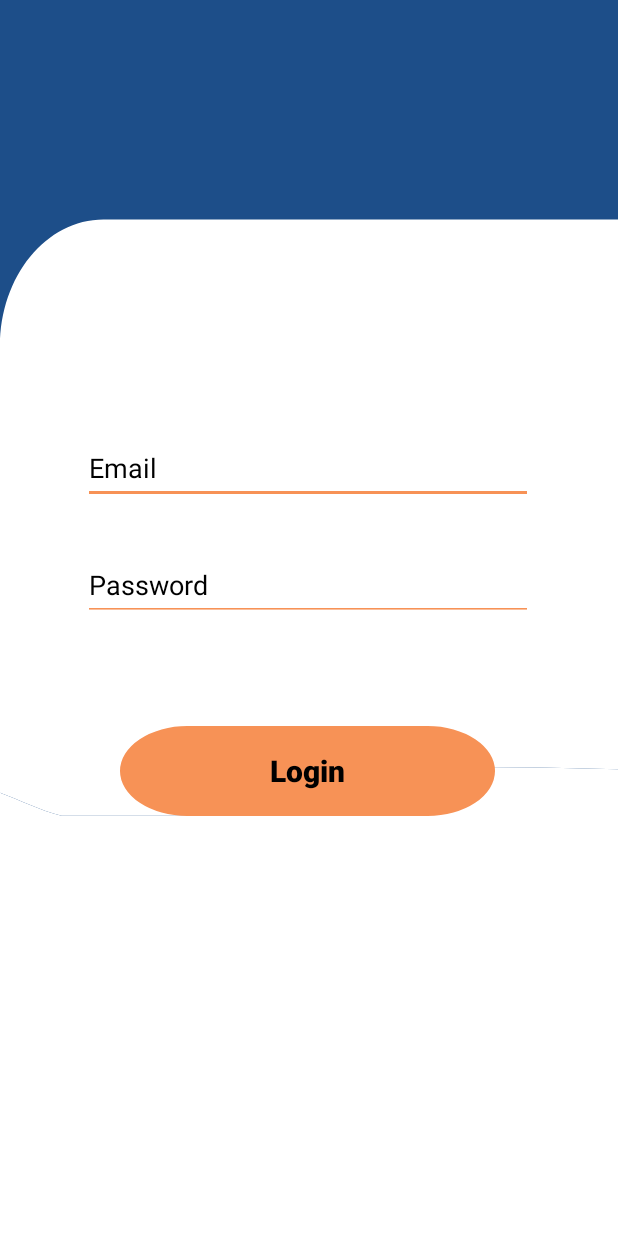
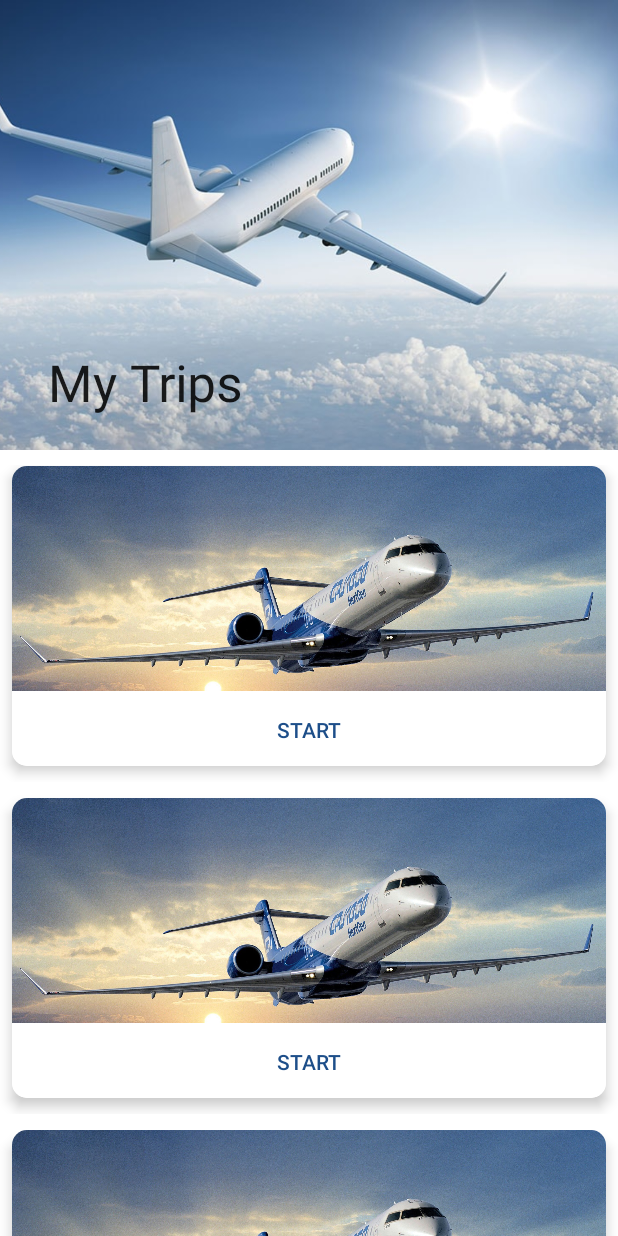
Before and after one commit to hussein1574/TripsApp, an Android app: the Login screen opened directly, with no data from a screen before it, after a tap on "Login", on a phone screen of 412 x 824 dp. Run offline under Robolectric (Android 15) with nearby library versions, the phone set to English and light mode, and no system bars; our stand-ins replace Firebase (no records; nobody signed in at launch, a user with empty details on screens opened directly).

Commit message:
Link Trips RecycleView

```diff
--- a/app/src/main/java/com/seinical/trips/Login.java
+++ b/app/src/main/java/com/seinical/trips/Login.java
@@ -3,6 +3,7 @@ package com.seinical.trips;
 import androidx.annotation.NonNull;
 import androidx.appcompat.app.AppCompatActivity;
 
+import android.content.Intent;
 import android.graphics.Bitmap;
 import android.graphics.BitmapFactory;
 import android.os.Bundle;
@@ -79,7 +80,7 @@ public class Login extends AppCompatActivity {
                     public void onCancelled(@NonNull DatabaseError error) {}
                 });
             }
-
+            startActivity(new Intent(this, UpcomingActivity.class));
         });
     }
 
--- a/app/src/main/java/com/seinical/trips/UpcomingActivity.java
+++ b/app/src/main/java/com/seinical/trips/UpcomingActivity.java
@@ -1,15 +1,37 @@
 package com.seinical.trips;
 
 import androidx.appcompat.app.AppCompatActivity;
+import androidx.recyclerview.widget.LinearLayoutManager;
+import androidx.recyclerview.widget.RecyclerView;
 
 import android.os.Bundle;
 import android.widget.Button;
 
+import com.seinical.trips.data.TempTripsDataManager;
+import com.seinical.trips.data.Trip;
+import com.seinical.trips.data.TripsRecyclerAdapter;
+
+import java.util.List;
+
 public class UpcomingActivity extends AppCompatActivity {
+
+    private List<Trip> trips;
+    RecyclerView mTripsRecyclerView;
 
     @Override
     protected void onCreate(Bundle savedInstanceState) {
         super.onCreate(savedInstanceState);
         setContentView(R.layout.activity_upcoming);
+
+        initComponents();
+        LinearLayoutManager tripsLayoutManager = new LinearLayoutManager(this);
+        mTripsRecyclerView.setLayoutManager(tripsLayoutManager);
+        TripsRecyclerAdapter tripsRecyclerAdapter = new TripsRecyclerAdapter(this,trips);
+        mTripsRecyclerView.setAdapter(tripsRecyclerAdapter);
+    }
+
+    private void initComponents() {
+        trips = TempTripsDataManager.getInstance().getTrips();
+        mTripsRecyclerView = findViewById(R.id.upcoming_recyclerview);
     }
 }
--- /dev/null
+++ b/app/src/main/java/com/seinical/trips/data/TempTripsDataManager.java
@@ -0,0 +1,41 @@
+package com.seinical.trips.data;
+
+import java.util.ArrayList;
+import java.util.List;
+
+public class TempTripsDataManager {
+    private static TempTripsDataManager instance = null;
+    private final List<Trip> trips = new ArrayList<>();
+
+    private TempTripsDataManager(){}
+
+    public static TempTripsDataManager getInstance() {
+        if (instance == null) {
+            synchronized (TempTripsDataManager.class) {
+                if (instance == null) {
+                    instance = new TempTripsDataManager();
+                    instance.initializeTrips();
+                }
+            }
+        }
+        return instance;
+    }
+
+    private void initializeTrips() {
+        trips.add(new Trip("Trip1","17/10/2022","17:00","Upcoming","Cairo","Cairo"));
+        trips.add(new Trip("Trip1","17/10/2022","17:00","Upcoming","Cairo","Cairo"));
+        trips.add(new Trip("Trip1","17/10/2022","17:00","Upcoming","Cairo","Cairo"));
+        trips.add(new Trip("Trip1","17/10/2022","17:00","Upcoming","Cairo","Cairo"));
+        trips.add(new Trip("Trip1","17/10/2022","17:00","Upcoming","Cairo","Cairo"));
+        trips.add(new Trip("Trip1","17/10/2022","17:00","Upcoming","Cairo","Cairo"));
+        trips.add(new Trip("Trip1","17/10/2022","17:00","Upcoming","Cairo","Cairo"));
+        trips.add(new Trip("Trip1","17/10/2022","17:00","Upcoming","Cairo","Cairo"));
+        trips.add(new Trip("Trip1","17/10/2022","17:00","Upcoming","Cairo","Cairo"));
+        trips.add(new Trip("Trip1","17/10/2022","17:00","Upcoming","Cairo","Cairo"));
+        trips.add(new Trip("Trip1","17/10/2022","17:00","Upcoming","Cairo","Cairo"));
+    }
+
+    public List<Trip> getTrips() {
+        return trips;
+    }
+}
--- /dev/null
+++ b/app/src/main/java/com/seinical/trips/data/Trip.java
@@ -0,0 +1,67 @@
+package com.seinical.trips.data;
+
+public class Trip {
+    private String name;
+    private String date;
+    private String time;
+    private String status;
+    private String source;
+    private String destination;
+
+    public Trip(String name, String date, String time, String status, String source, String destination) {
+        this.name = name;
+        this.date = date;
+        this.time = time;
+        this.status = status;
+        this.source = source;
+        this.destination = destination;
+    }
+
+    public String getName() {
+        return name;
+    }
+
+    public void setName(String name) {
+        this.name = name;
+    }
+
+    public String getDate() {
+        return date;
+    }
+
+    public void setDate(String date) {
+        this.date = date;
+    }
+
+    public String getTime() {
+        return time;
+    }
+
+    public void setTime(String time) {
+        this.time = time;
+    }
+
+    public String getStatus() {
+        return status;
+    }
+
+    public void setStatus(String status) {
+        this.status = status;
+    }
+
+    public String getSource() {
+        return source;
+    }
+
+    public void setSource(String source) {
+        this.source = source;
+    }
+
+    public String getDestination() {
+        return destination;
+    }
+
+    public void setDestination(String destination) {
+        this.destination = destination;
+    }
+}
--- /dev/null
+++ b/app/src/main/java/com/seinical/trips/data/TripsRecyclerAdapter.java
@@ -0,0 +1,103 @@
+package com.seinical.trips.data;
+
+import android.content.Context;
+import android.view.LayoutInflater;
+import android.view.View;
+import android.view.ViewGroup;
+import android.view.animation.Animation;
+import android.view.animation.TranslateAnimation;
+import android.widget.Button;
+import android.widget.TextView;
+
+import androidx.annotation.NonNull;
+import androidx.cardview.widget.CardView;
+import androidx.recyclerview.widget.RecyclerView;
+import androidx.transition.AutoTransition;
+import androidx.transition.Fade;
+import androidx.transition.Transition;
+import androidx.transition.TransitionManager;
+
+import com.seinical.trips.R;
+
+import java.util.List;
+
+public class TripsRecyclerAdapter extends RecyclerView.Adapter<TripsRecyclerAdapter.TripsViewHolder>{
+
+    Context context;
+    List<Trip> trips;
+    LayoutInflater layoutInflater;
+
+    public TripsRecyclerAdapter(Context context, List<Trip> trips) {
+        this.context = context;
+        this.trips = trips;
+        layoutInflater = LayoutInflater.from(context);
+    }
+
+    @NonNull
+    @Override
+    public TripsViewHolder onCreateViewHolder(@NonNull ViewGroup parent, int viewType) {
+        View viewItem = layoutInflater.inflate(R.layout.trip_item,parent,false);
+        return new TripsViewHolder(viewItem);
+    }
+
+    @Override
+    public void onBindViewHolder(@NonNull TripsViewHolder holder, int position) {
+        Trip trip = trips.get(position);
+        holder.name.setText(trip.getName());
+        holder.date.setText(trip.getDate());
+        holder.time.setText(trip.getTime());
+        holder.status.setText(trip.getStatus());
+        holder.source.setText(trip.getSource());
+        holder.destination.setText(trip.getDestination());
+    }
+
+    @Override
+    public int getItemCount() {
+        return trips.size();
+    }
+
+    public class TripsViewHolder extends RecyclerView.ViewHolder {
+        int visibility;
+        TextView name;
+        TextView date;
+        TextView time;
+        TextView status;
+        TextView source;
+        TextView destination;
+        Button start;
+        CardView trip;
+        androidx.constraintlayout.widget.ConstraintLayout data;
+
+        public TripsViewHolder(@NonNull View itemView) {
+            super(itemView);
+            initComponents(itemView);
+
+            itemView.setOnClickListener(view ->{
+                visibility = data.getVisibility();
+                Transition transition = new AutoTransition();
+                if (visibility == View.VISIBLE) {
+                    transition.setDuration(100);
+                    TransitionManager.beginDelayedTransition(trip,transition);
+                    visibility = View.GONE;
+                } else if (visibility == View.GONE) {
+                    transition.setDuration(300);
+                    TransitionManager.beginDelayedTransition(trip,transition);
+                    visibility = View.VISIBLE;
+                }
+                data.setVisibility(visibility);
+            });
+        }
+
+        private void initComponents(View itemView) {
+            name = itemView.findViewById(R.id.trip_name_tv);
+            date = itemView.findViewById(R.id.date_tv);
+            time = itemView.findViewById(R.id.time_tv);
+            status = itemView.findViewById(R.id.status_tv);
+            source = itemView.findViewById(R.id.source_tv);
+            destination = itemView.findViewById(R.id.dest_tv);
+            data = itemView.findViewById(R.id.data_layout);
+            start = itemView.findViewById(R.id.start_btn);
+            trip = itemView.findViewById(R.id.trip_card);
+        }
+    }
+}
--- a/app/src/main/res/layout/activity_upcoming.xml
+++ b/app/src/main/res/layout/activity_upcoming.xml
@@ -59,6 +59,7 @@
                 android:id="@+id/upcoming_recyclerview"
                 android:layout_width="match_parent"
                 android:layout_height="match_parent"
+
                 app:layout_constraintBottom_toBottomOf="parent"
                 app:layout_constraintEnd_toEndOf="parent"
                 app:layout_constraintStart_toStartOf="parent"
--- a/app/src/main/res/layout/trip_item.xml
+++ b/app/src/main/res/layout/trip_item.xml
@@ -1,6 +1,7 @@
 <?xml version="1.0" encoding="utf-8"?>
 <androidx.constraintlayout.widget.ConstraintLayout xmlns:android="http://schemas.android.com/apk/res/android"
     xmlns:app="http://schemas.android.com/apk/res-auto"
+
     xmlns:tools="http://schemas.android.com/tools"
     android:layout_width="match_parent"
     android:layout_height="wrap_content">
@@ -9,6 +10,8 @@
         android:layout_width="0dp"
         android:layout_height="wrap_content"
         android:backgroundTintMode="add"
+        android:animateLayoutChanges="true"
+        android:id="@+id/trip_card"
         app:cardCornerRadius="10dp"
         app:cardElevation="5dp"
         app:cardUseCompatPadding="true"
@@ -38,7 +41,8 @@
                     android:layout_centerInParent="true"
                     android:contentDescription="@string/my_trips"
                     android:scaleType="centerCrop"
-                    tools:srcCompat="@drawable/plane_sky_flight" />
+                    android:visibility="visible"
+                    app:srcCompat="@drawable/plane_sky_flight" />
 
                 <TextView
                     android:id="@+id/status_title_tv"
@@ -46,13 +50,13 @@
                     android:layout_height="wrap_content"
                     android:layout_centerInParent="true"
                     android:gravity="center"
+                    android:text="@string/status"
                     android:textAllCaps="true"
-                    android:text="@string/status"
                     android:textAppearance="@style/TextAppearance.AppCompat.Body2"
                     android:textColor="@color/black"
                     android:textSize="90sp"
                     android:textStyle="bold"
-                    android:visibility="visible" />
+                    android:visibility="invisible" />
             </RelativeLayout>
 
 
@@ -60,7 +64,7 @@
                 android:id="@+id/data_layout"
                 android:layout_width="match_parent"
                 android:layout_height="150dp"
-                android:visibility="visible"
+                android:visibility="gone"
                 app:layout_constraintBottom_toTopOf="@+id/start_btn"
                 app:layout_constraintEnd_toEndOf="parent"
                 app:layout_constraintStart_toStartOf="parent"
```
